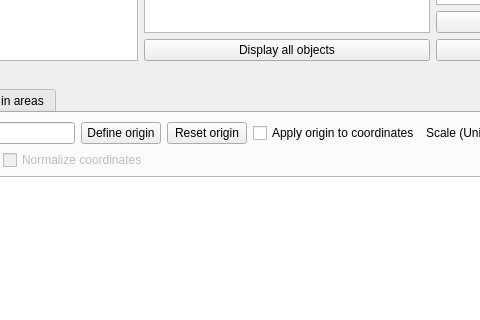
The window that doris/doris.ui (olivierfriard/DORIS) describes before a commit, drawn with Qt 5; both pictures show x 194 to 674 and y 400 to 720 of the 1217 by 856 pixel window.
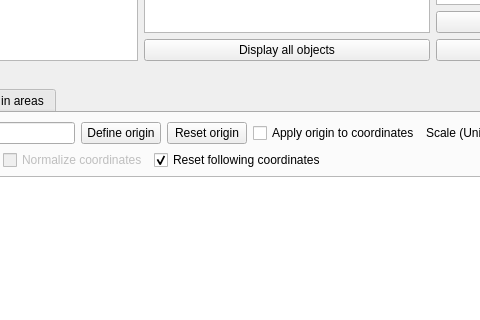
The same window after the commit.

The edit to the form file:
```diff
--- a/doris/doris.ui
+++ b/doris/doris.ui
@@ -783,6 +783,16 @@
             </property>
            </widget>
           </item>
+          <item>
+           <widget class="QCheckBox" name="cb_reset_following_coordinates">
+            <property name="text">
+             <string>Reset following coordinates</string>
+            </property>
+            <property name="checked">
+             <bool>true</bool>
+            </property>
+           </widget>
+          </item>
           <item>
            <spacer name="horizontalSpacer_7">
             <property name="orientation">
```
